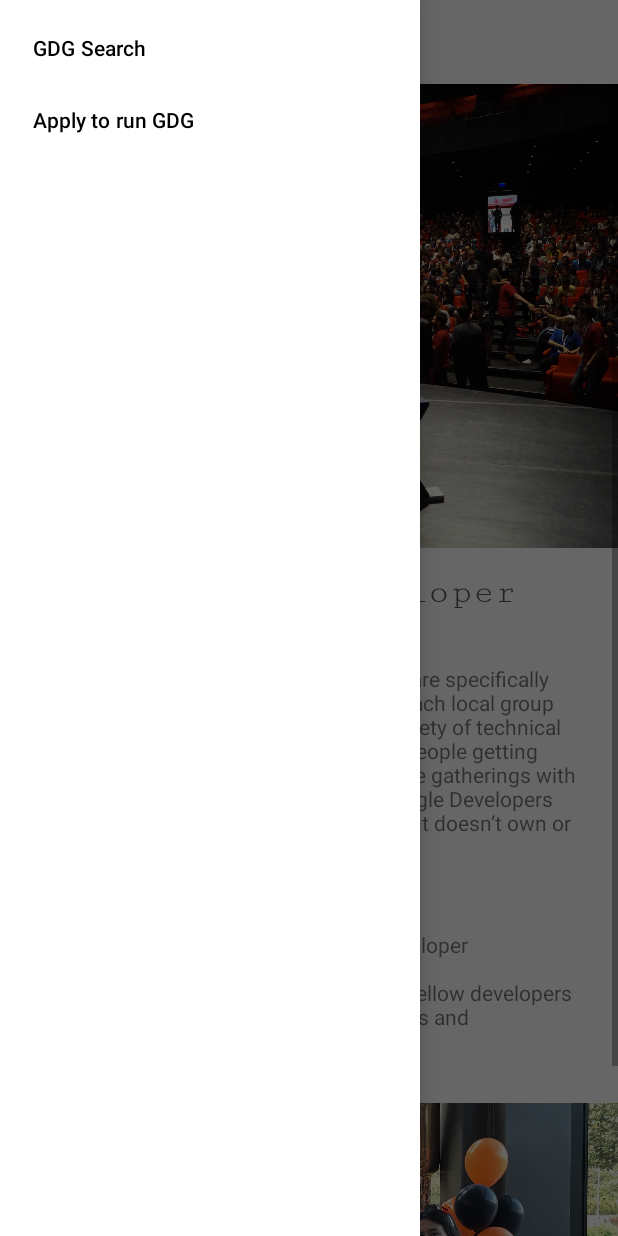
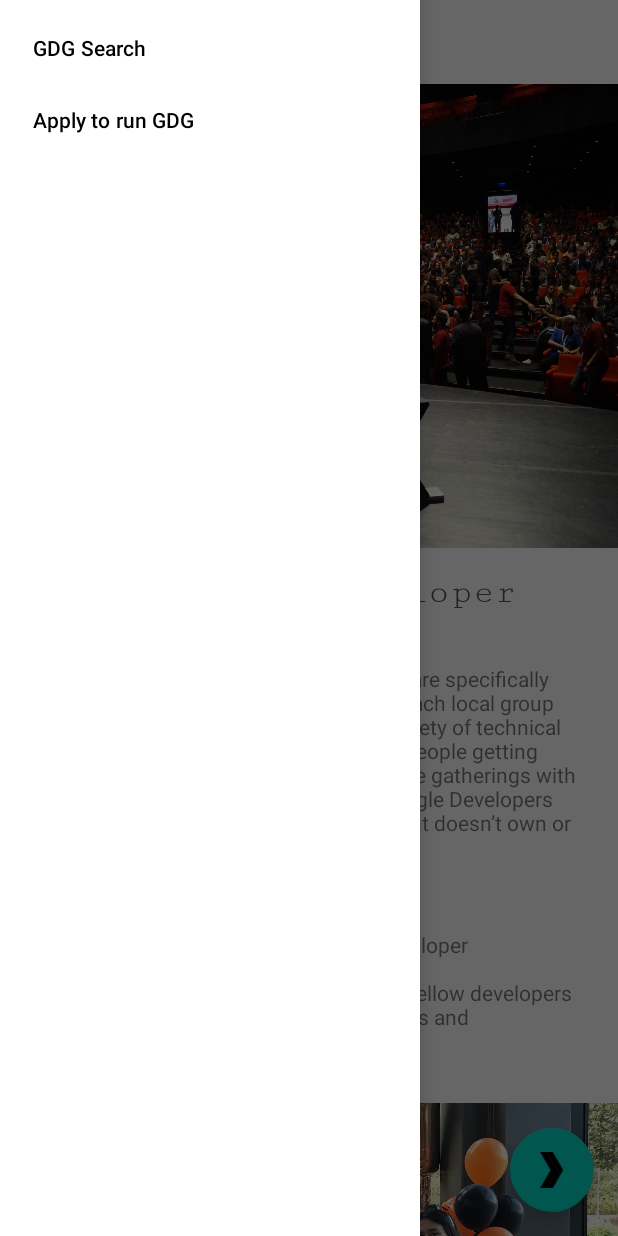
Before and after one commit to abubaker-cs/GDGFinder-codelabs, an Android app: the screen it shows after launch (MainActivity), with the side drawer open, on a phone screen of 412 x 824 dp. Run offline under Robolectric (Android 15) with nearby library versions, the phone set to English and light mode, and no system bars; our stand-ins replace data binding, navigation-ui; Roboto replaces fonts that are not available here.

Commit message:
Implemented FAB

```diff
--- a/app/src/main/java/com/example/android/gdgfinder/home/HomeFragment.kt
+++ b/app/src/main/java/com/example/android/gdgfinder/home/HomeFragment.kt
@@ -22,7 +22,10 @@ import android.view.LayoutInflater
 import android.view.View
 import android.view.ViewGroup
 import androidx.fragment.app.Fragment
+import androidx.lifecycle.Observer
 import androidx.lifecycle.ViewModelProvider
+import androidx.navigation.fragment.findNavController
+import com.example.android.gdgfinder.R
 import com.example.android.gdgfinder.databinding.HomeFragmentBinding
 
 class HomeFragment : Fragment() {
@@ -36,10 +39,23 @@ class HomeFragment : Fragment() {
     override fun onCreateView(
         inflater: LayoutInflater, container: ViewGroup?,
         savedInstanceState: Bundle?
+
     ): View? {
         val binding = HomeFragmentBinding.inflate(inflater)
         viewModel = ViewModelProvider(this).get(HomeViewModel::class.java)
 
+        // Implementing Observer for the FAB
+        binding.viewModel = viewModel
+        viewModel.navigateToSearch.observe(viewLifecycleOwner,
+            Observer<Boolean> { navigate ->
+                if (navigate) {
+                    val navController = findNavController()
+                    navController.navigate(R.id.action_homeFragment_to_gdgListFragment)
+                    viewModel.onNavigatedToSearch()
+                }
+            })
+
+
         return binding.root
     }
 }
--- a/app/src/main/java/com/example/android/gdgfinder/home/HomeViewModel.kt
+++ b/app/src/main/java/com/example/android/gdgfinder/home/HomeViewModel.kt
@@ -27,6 +27,7 @@ class HomeViewModel : ViewModel() {
     val navigateToSearch: LiveData<Boolean>
         get() = _navigateToSearch
 
+    // For FAB Button
     fun onFabClicked() {
         _navigateToSearch.value = true
     }
--- a/app/src/main/res/layout/home_fragment.xml
+++ b/app/src/main/res/layout/home_fragment.xml
@@ -20,9 +20,18 @@
 
     <data>
 
+        <variable
+            name="viewModel"
+            type="com.example.android.gdgfinder.home.HomeViewModel" />
+
     </data>
 
-    <ScrollView
+    <androidx.coordinatorlayout.widget.CoordinatorLayout
+        android:layout_width="match_parent"
+        android:layout_height="match_parent">
+
+        <!-- <ScrollView -->
+        <androidx.core.widget.NestedScrollView
             android:layout_width="match_parent"
             android:layout_height="match_parent">
 
@@ -133,5 +142,17 @@
                     android:orientation="vertical"
                     app:layout_constraintGuide_end="26dp" />
             </androidx.constraintlayout.widget.ConstraintLayout>
-    </ScrollView>
+        </androidx.core.widget.NestedScrollView>
+
+        <!-- FAB -->
+        <com.google.android.material.floatingactionbutton.FloatingActionButton
+            android:layout_width="wrap_content"
+            android:layout_height="wrap_content"
+            android:layout_gravity="bottom|end"
+            android:layout_margin="16dp"
+            android:contentDescription="@string/fab_description"
+            android:onClick="@{()-> viewModel.onFabClicked()}"
+            app:srcCompat="@drawable/ic_gdg" />
+
+    </androidx.coordinatorlayout.widget.CoordinatorLayout>
 </layout>
--- a/app/src/main/res/values/strings.xml
+++ b/app/src/main/res/values/strings.xml
@@ -56,4 +56,5 @@
     <string name="submitted">Submitted, no need to submit again</string>
     <string name="done">Done</string>
     <string name="submit">Submit</string>
+    <string name="fab_description">Shows the List of GDG</string>
 </resources>
```
Lines whose indentation alone changed are shown as unchanged.
